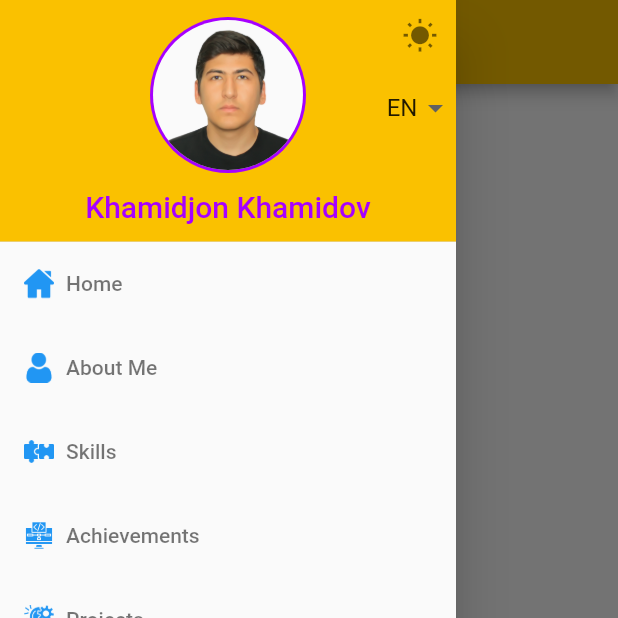
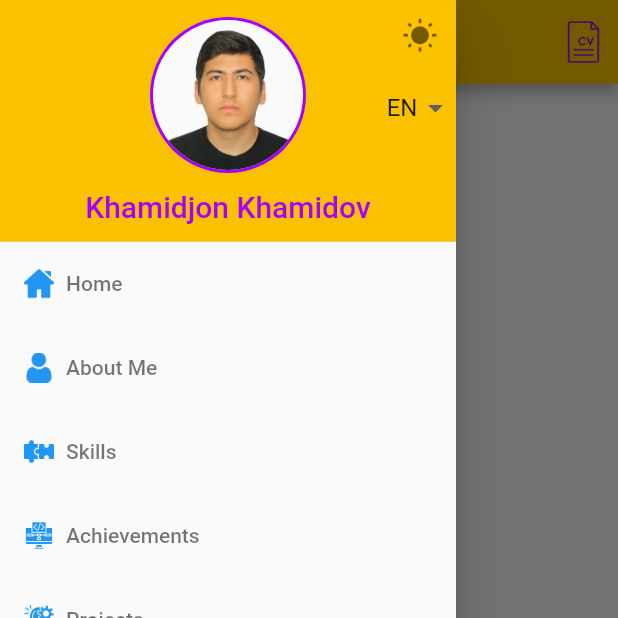
Before and after one commit to khamidjon-khamidov/CV-for-Khamidjon-Flutter-, a Flutter app: the screen it shows after launch, with the side drawer open, on a phone screen of 412 x 824 dp, the top half of it. Run offline on Flutter 3.47's test engine with Material 2 defaults, Android fonts, the phone set to English and light mode, and no system bars; our stand-ins replace bloc, bloc_concurrency, cached_network_image, connectivity_plus, dio, equatable and 8 more; missing offline and left inert: encrypt; network calls fail.

Commit message:
add download cv icon

```diff
--- a/lib/ui/screens/main/view/home.dart
+++ b/lib/ui/screens/main/view/home.dart
@@ -18,6 +18,7 @@ class HomeView extends StatefulWidget {
 
 class _HomeViewState extends State<HomeView> {
   RefreshController _refreshController = RefreshController(initialRefresh: false);
+  String? cvLink;
 
   void _onRefresh() async {
     context.read<AboutMeBloc>().add(GetAboutMeEvent());
@@ -29,6 +30,25 @@ class _HomeViewState extends State<HomeView> {
     return Scaffold(
       appBar: AppBar(
         title: Text(S.current.page_home),
+        actions: [
+          InkWell(
+            customBorder: CircleBorder(),
+            onTap: () {},
+            child: Padding(
+              padding: const EdgeInsets.all(8.0),
+              child: ColorFiltered(
+                colorFilter: ColorFilter.mode(
+                  Theme.of(context).colorScheme.secondary,
+                  BlendMode.srcATop,
+                ),
+                child: Image.asset(
+                  AppImages.cv,
+                  width: 30,
+                ),
+              ),
+            ),
+          ),
+        ],
       ),
       drawer: AppDrawer(),
       body: BlocBuilder<AboutMeBloc, AboutMeState>(
@@ -80,6 +100,8 @@ class _HomeViewState extends State<HomeView> {
             );
           }
 
+          cvLink = aboutMe.cvLink;
+
           return SmartRefresher(
             enablePullDown: true,
             header: WaterDropMaterialHeader(),
--- a/lib/ui/theme/images.dart
+++ b/lib/ui/theme/images.dart
@@ -10,4 +10,5 @@ abstract class AppImages {
   static String algorithms = 'assets/experience_icons/algorithms.png';
   static String mobileDevelopment = 'assets/experience_icons/mobile_development.png';
   static String webDevelopment = 'assets/experience_icons/web_development.png';
+  static String cv = 'assets/images/cv.png';
 }
```
Also changed, not shown: assets/images/cv.png (added).
